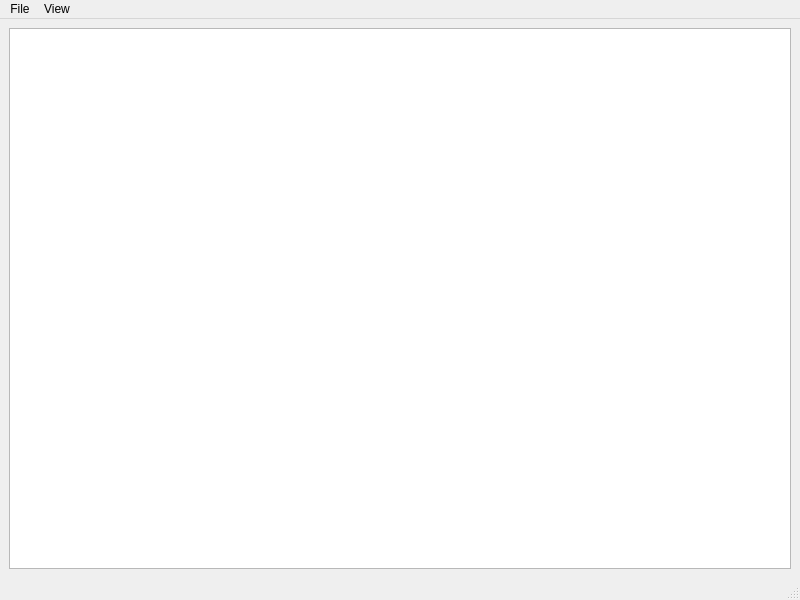
Old version of the form mainwindow.ui in the repository otre99/QtJsonViewer.
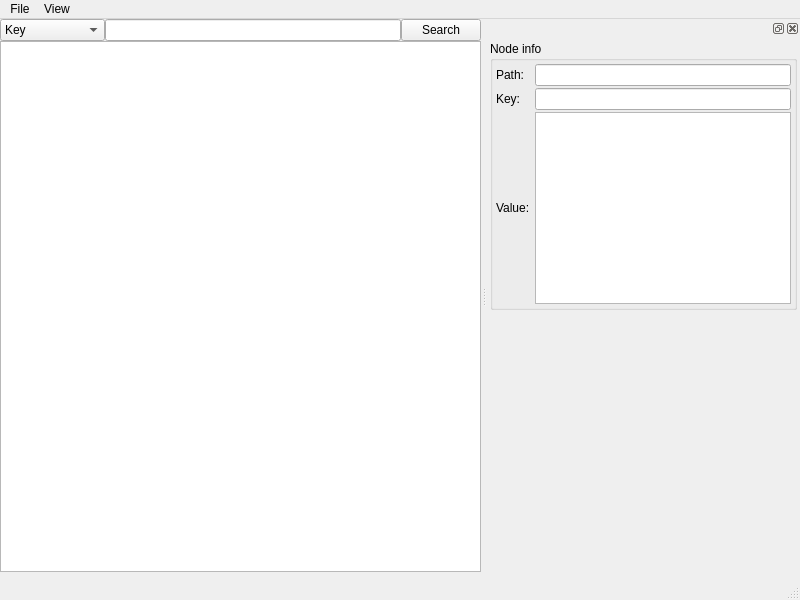
New version of the form.

```diff
--- a/mainwindow.ui
+++ b/mainwindow.ui
@@ -15,7 +15,56 @@
   </property>
   <widget class="QWidget" name="centralwidget">
    <layout class="QGridLayout" name="gridLayout">
+    <property name="leftMargin">
+     <number>0</number>
+    </property>
+    <property name="topMargin">
+     <number>0</number>
+    </property>
+    <property name="rightMargin">
+     <number>0</number>
+    </property>
+    <property name="bottomMargin">
+     <number>0</number>
+    </property>
+    <property name="spacing">
+     <number>0</number>
+    </property>
     <item row="0" column="0">
+     <widget class="QComboBox" name="comboBox">
+      <item>
+       <property name="text">
+        <string>Key</string>
+       </property>
+      </item>
+      <item>
+       <property name="text">
+        <string>Value (String)</string>
+       </property>
+      </item>
+      <item>
+       <property name="text">
+        <string>Value (Bool)</string>
+       </property>
+      </item>
+      <item>
+       <property name="text">
+        <string>Value (Num)</string>
+       </property>
+      </item>
+     </widget>
+    </item>
+    <item row="0" column="1">
+     <widget class="QLineEdit" name="lineEdit"/>
+    </item>
+    <item row="0" column="2">
+     <widget class="QPushButton" name="pushButton">
+      <property name="text">
+       <string>Search</string>
+      </property>
+     </widget>
+    </item>
+    <item row="1" column="0" colspan="3">
      <widget class="QTreeView" name="treeView">
       <property name="font">
        <font>
@@ -32,7 +81,14 @@
     </item>
    </layout>
   </widget>
-  <widget class="QStatusBar" name="statusbar"/>
+  <widget class="QStatusBar" name="statusbar">
+   <property name="font">
+    <font>
+     <family>STIX</family>
+     <pointsize>12</pointsize>
+    </font>
+   </property>
+  </widget>
   <widget class="QMenuBar" name="menubar">
    <property name="geometry">
     <rect>
@@ -58,6 +114,115 @@
    <addaction name="menuFile"/>
    <addaction name="menuView"/>
   </widget>
+  <widget class="QDockWidget" name="dockWidgetNodeInfo">
+   <attribute name="dockWidgetArea">
+    <number>2</number>
+   </attribute>
+   <widget class="QWidget" name="dockWidgetContents_2">
+    <layout class="QVBoxLayout" name="verticalLayout">
+     <property name="spacing">
+      <number>2</number>
+     </property>
+     <property name="leftMargin">
+      <number>3</number>
+     </property>
+     <property name="topMargin">
+      <number>3</number>
+     </property>
+     <property name="rightMargin">
+      <number>3</number>
+     </property>
+     <property name="bottomMargin">
+      <number>3</number>
+     </property>
+     <item>
+      <widget class="QGroupBox" name="groupBox">
+       <property name="title">
+        <string>Node info</string>
+       </property>
+       <layout class="QGridLayout" name="gridLayout_2">
+        <property name="leftMargin">
+         <number>3</number>
+        </property>
+        <property name="topMargin">
+         <number>3</number>
+        </property>
+        <property name="rightMargin">
+         <number>3</number>
+        </property>
+        <property name="bottomMargin">
+         <number>3</number>
+        </property>
+        <property name="spacing">
+         <number>2</number>
+        </property>
+        <item row="2" column="0">
+         <widget class="QLabel" name="label_2">
+          <property name="text">
+           <string>Value: </string>
+          </property>
+         </widget>
+        </item>
+        <item row="1" column="1">
+         <widget class="QLineEdit" name="leNodeKey">
+          <property name="font">
+           <font>
+            <family>Monospace</family>
+           </font>
+          </property>
+         </widget>
+        </item>
+        <item row="0" column="1">
+         <widget class="QLineEdit" name="leNodePath">
+          <property name="font">
+           <font>
+            <family>Monospace</family>
+           </font>
+          </property>
+         </widget>
+        </item>
+        <item row="2" column="1">
+         <widget class="QPlainTextEdit" name="leNodeValue">
+          <property name="font">
+           <font>
+            <family>Monospace</family>
+           </font>
+          </property>
+         </widget>
+        </item>
+        <item row="0" column="0">
+         <widget class="QLabel" name="label_3">
+          <property name="text">
+           <string>Path: </string>
+          </property>
+         </widget>
+        </item>
+        <item row="1" column="0">
+         <widget class="QLabel" name="label">
+          <property name="text">
+           <string>Key: </string>
+          </property>
+         </widget>
+        </item>
+       </layout>
+      </widget>
+     </item>
+     <item>
+      <spacer name="verticalSpacer">
+       <property name="orientation">
+        <enum>Qt::Orientation::Vertical</enum>
+       </property>
+       <property name="sizeHint" stdset="0">
+        <size>
+         <width>20</width>
+         <height>256</height>
+        </size>
+       </property>
+      </spacer>
+     </item>
+    </layout>
+   </widget>
+  </widget>
   <action name="actionOpen_JSON">
    <property name="text">
     <string>Load Json File</string>
```
Left out of the diff: 9 changed lines with no effect on the pictures.
